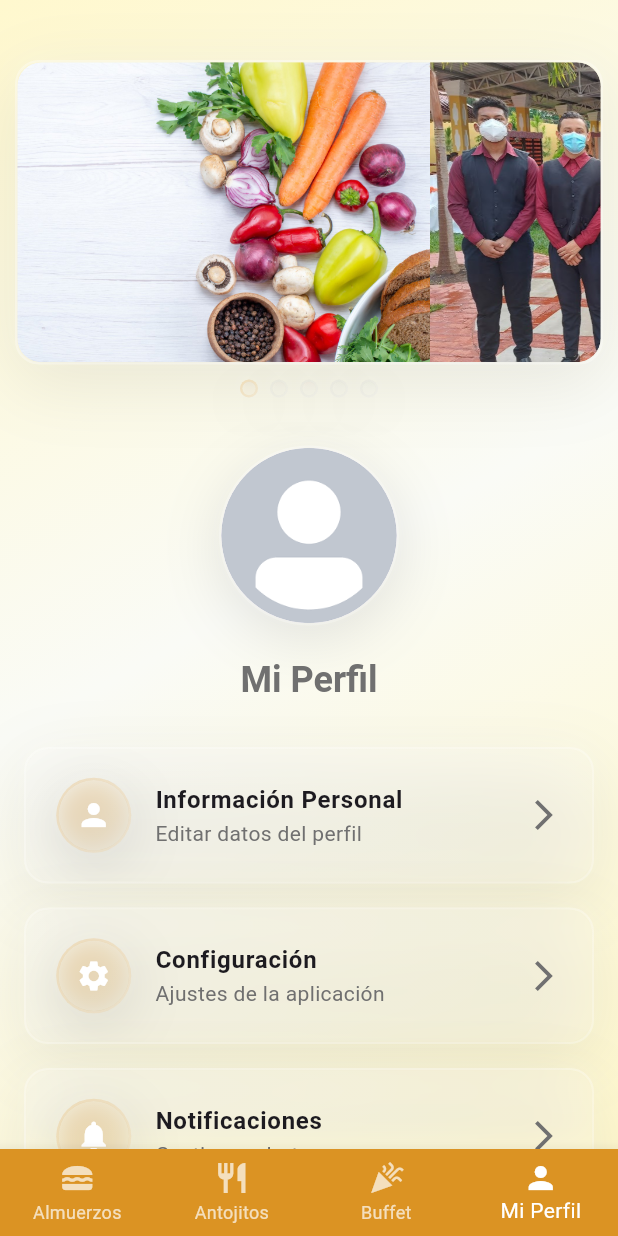
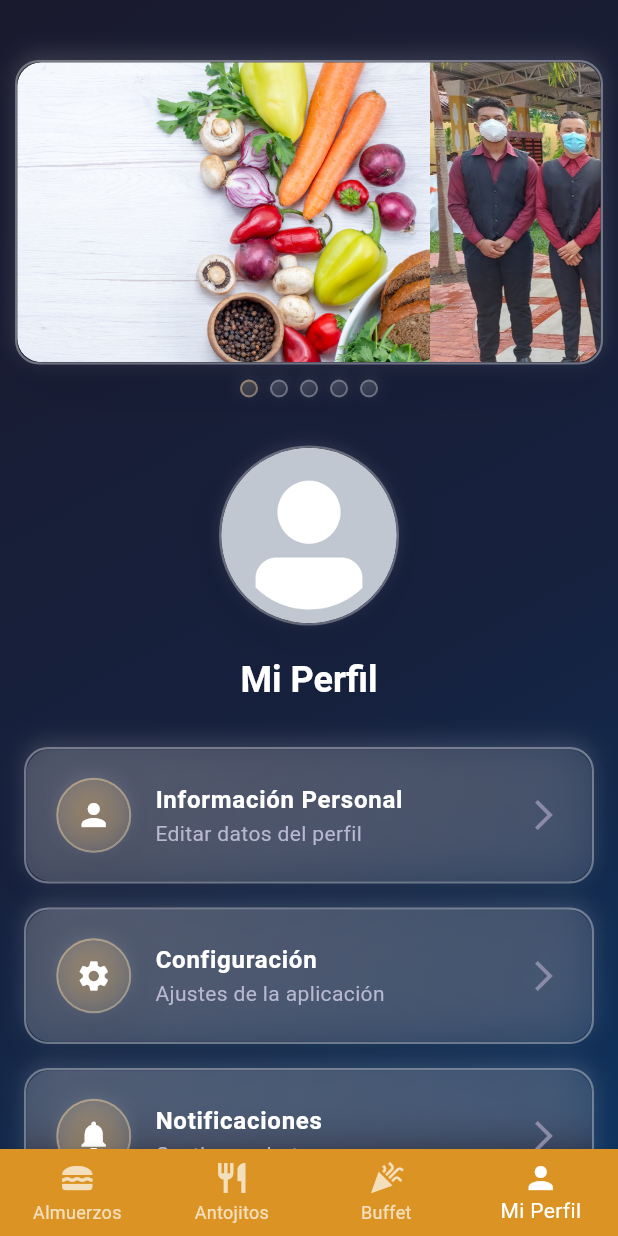
Before and after one commit to mrgomezsv/buffet_app_flutter, a Flutter app: the HomeScreen screen opened by its route, item 4 of the bottom bar chosen, on a phone screen of 412 x 824 dp. Run offline on Flutter 3.47's test engine with Material 3 defaults, Android fonts, the phone set to English and light mode, and no system bars; our stand-ins replace flutter_riverpod, go_router, shared_preferences; accounts and stored records are empty.

Commit message:
Optimizar paleta de colores para mejor contraste con glassmorphism
- Crear nueva paleta de colores con fondo oscuro para mejor contraste
- Actualizar colores de fondo: gradiente azul oscuro (#1a1a2e, #16213e, #0f3460)
- Agregar colores de superficie optimizados para glassmorphism
- Mejorar colores de texto: blanco primario, gris claro secundario
- Ajustar parámetros de glassmorphism: mayor blur y opacidad
- Incrementar visibilidad de bordes translúcidos
- Actualizar todos los elementos con nuevos colores de contraste
- Mantener colores naranjas originales para elementos principales
- Optimizar indicadores, botones y tarjetas para mejor visibilidad

```diff
--- a/lib/constants/app_colors.dart
+++ b/lib/constants/app_colors.dart
@@ -1,25 +1,61 @@
 import 'package:flutter/material.dart';
 
 class AppColors {
+  // Colores principales - optimizados para glassmorphism
   static const Color orange500 = Color(0xFFdb9323);
   static const Color orange700 = Color(0xFFa46500);
-  static const Color teal200 = Color(0xFF03DAC5);
-  static const Color teal700 = Color(0xFF018786);
+  static const Color orange300 = Color(0xFFf4a261);
+  static const Color orange100 = Color(0xFFfef3e2);
+
+  // Colores de fondo - gradiente más oscuro para mejor contraste
+  static const Color background = Color(0xFF1a1a2e);
+  static const Color background2 = Color(0xFF16213e);
+  static const Color background3 = Color(0xFF0f3460);
+
+  // Colores de superficie para glassmorphism
+  static const Color surface = Color(0xFF2d2d44);
+  static const Color surfaceLight = Color(0xFF3a3a5c);
+  static const Color surfaceDark = Color(0xFF1e1e3a);
+
+  // Colores de texto optimizados
+  static const Color textPrimary = Color(0xFFffffff);
+  static const Color textSecondary = Color(0xFFb8b8d1);
+  static const Color textTertiary = Color(0xFF8b8ba7);
+
+  // Colores de acento
+  static const Color accent = Color(0xFF4ecdc4);
+  static const Color accentDark = Color(0xFF2a9d8f);
+  static const Color accentLight = Color(0xFF7dd3fc);
+
+  // Colores de estado
+  static const Color success = Color(0xFF10b981);
+  static const Color warning = Color(0xFFf59e0b);
+  static const Color error = Color(0xFFef4444);
+  static const Color info = Color(0xFF3b82f6);
+
+  // Colores neutros
+  static const Color white = Color(0xFFFFFFFF);
   static const Color black = Color(0xFF000000);
-  static const Color white = Color(0xFFFFFFFF);
-  static const Color metal = Color(0xFFaeaeae);
-  static const Color gris = Color(0xFF707070);
-  static const Color gray100 = Color(0xFFf5f5f5);
-  static const Color azulFacebook = Color(0xFF536895);
-  static const Color verdeWhatsapp = Color(0xFF29AF5B);
-  static const Color background = Color(0xFFFFF8CE);
-  static const Color background2 = Color(0xFFFAFBF6);
-  static const Color underline = Color(0xFFaba7a7);
-  static const Color error = Color(0xFFDC3545);
+  static const Color gray100 = Color(0xFFf3f4f6);
+  static const Color gray200 = Color(0xFFe5e7eb);
+  static const Color gray300 = Color(0xFFd1d5db);
+  static const Color gray400 = Color(0xFF9ca3af);
+  static const Color gray500 = Color(0xFF6b7280);
+  static const Color gray600 = Color(0xFF4b5563);
+  static const Color gray700 = Color(0xFF374151);
+  static const Color gray800 = Color(0xFF1f2937);
+  static const Color gray900 = Color(0xFF111827);
 
-  // Text Colors
-  static const Color textPrimary = black;
-  static const Color textSecondary = gris;
+  // Colores de redes sociales
+  static const Color azulFacebook = Color(0xFF1877f2);
+  static const Color verdeWhatsapp = Color(0xFF25d366);
+
+  // Colores legacy para compatibilidad
+  static const Color teal200 = accent;
+  static const Color teal700 = accentDark;
+  static const Color metal = gray400;
+  static const Color gris = textSecondary;
+  static const Color underline = gray400;
 
   // Mantener compatibilidad con nombres anteriores
   static const Color purple500 = orange500;
--- a/lib/views/home/home_screen.dart
+++ b/lib/views/home/home_screen.dart
@@ -97,9 +97,9 @@ class _HomeScreenState extends State<HomeScreen> {
                 ),
                 child: GlassmorphismCard(
                   borderRadius: 16,
-                  backgroundColor: Colors.white,
+                  backgroundColor: AppColors.surface,
                   blur: 20,
-                  opacity: 0.1,
+                  opacity: 0.2,
                   child: ClipRRect(
                     borderRadius: BorderRadius.circular(16),
                     child: SizedBox(
@@ -142,9 +142,9 @@ class _HomeScreenState extends State<HomeScreen> {
                     backgroundColor:
                         _currentIndex == index
                             ? AppColors.orange500
-                            : AppColors.gris.withAlpha(77),
+                            : AppColors.textTertiary,
                     blur: 8,
-                    opacity: _currentIndex == index ? 0.3 : 0.1,
+                    opacity: _currentIndex == index ? 0.4 : 0.2,
                     child: Container(),
                   ),
                 ),
@@ -224,7 +224,7 @@ class LunchFragment extends StatelessWidget {
             'Almuerzos',
             style: Theme.of(context).textTheme.headlineMedium?.copyWith(
               fontFamily: 'Dancing Script',
-              color: AppColors.gris,
+              color: AppColors.textPrimary,
             ),
           ),
           const SizedBox(height: 20),
@@ -302,7 +302,7 @@ class SnackFragment extends StatelessWidget {
             'Antojitos',
             style: Theme.of(context).textTheme.headlineMedium?.copyWith(
               fontFamily: 'Dancing Script',
-              color: AppColors.gris,
+              color: AppColors.textPrimary,
             ),
           ),
           const SizedBox(height: 20),
@@ -345,7 +345,7 @@ class BuffetFragment extends StatelessWidget {
             'Nuestros Servicios',
             style: Theme.of(
               context,
-            ).textTheme.headlineMedium?.copyWith(color: AppColors.orange700),
+            ).textTheme.headlineMedium?.copyWith(color: AppColors.textPrimary),
           ),
           const SizedBox(height: 20),
           Expanded(
@@ -389,18 +389,18 @@ class BuffetFragment extends StatelessWidget {
   ) {
     return GlassmorphismCard(
       borderRadius: 20,
-      backgroundColor: Colors.white,
-      blur: 15,
-      opacity: 0.12,
+      backgroundColor: AppColors.surface,
+      blur: 20,
+      opacity: 0.25,
       child: Padding(
         padding: const EdgeInsets.all(20),
         child: Column(
           children: [
             GlassmorphismContainer(
               borderRadius: 16,
-              backgroundColor: Colors.white,
-              blur: 10,
-              opacity: 0.08,
+              backgroundColor: AppColors.surfaceLight,
+              blur: 12,
+              opacity: 0.15,
               child: ClipRRect(
                 borderRadius: BorderRadius.circular(16),
                 child: Image.asset(
@@ -417,13 +417,16 @@ class BuffetFragment extends StatelessWidget {
               style: const TextStyle(
                 fontSize: 22,
                 fontWeight: FontWeight.bold,
-                color: AppColors.black,
+                color: AppColors.textPrimary,
               ),
             ),
             const SizedBox(height: 12),
             Text(
               description,
-              style: const TextStyle(fontSize: 16, color: AppColors.gris),
+              style: const TextStyle(
+                fontSize: 16,
+                color: AppColors.textSecondary,
+              ),
               textAlign: TextAlign.center,
             ),
             const SizedBox(height: 20),
@@ -431,8 +434,8 @@ class BuffetFragment extends StatelessWidget {
               borderRadius: 12,
               backgroundColor: AppColors.orange500,
               padding: const EdgeInsets.symmetric(horizontal: 28, vertical: 14),
-              blur: 12,
-              opacity: 0.25,
+              blur: 15,
+              opacity: 0.3,
               onPressed: () {},
               child: Text(
                 buttonText,
@@ -464,9 +467,9 @@ class ProfileFragment extends StatelessWidget {
             borderRadius: 60,
             width: 120,
             height: 120,
-            backgroundColor: Colors.white,
-            blur: 15,
-            opacity: 0.1,
+            backgroundColor: AppColors.surface,
+            blur: 20,
+            opacity: 0.2,
             child: CircleAvatar(
               radius: 60,
               backgroundImage: const AssetImage(
@@ -479,7 +482,7 @@ class ProfileFragment extends StatelessWidget {
             'Mi Perfil',
             style: Theme.of(
               context,
-            ).textTheme.headlineMedium?.copyWith(color: AppColors.gris),
+            ).textTheme.headlineMedium?.copyWith(color: AppColors.textPrimary),
           ),
           const SizedBox(height: 30),
           _buildProfileOption(
@@ -513,8 +516,8 @@ class ProfileFragment extends StatelessWidget {
               borderRadius: 16,
               backgroundColor: AppColors.error,
               padding: const EdgeInsets.symmetric(vertical: 16),
-              blur: 12,
-              opacity: 0.25,
+              blur: 15,
+              opacity: 0.3,
               onPressed: () {
                 context.go('/login');
               },
@@ -543,9 +546,9 @@ class ProfileFragment extends StatelessWidget {
     return GlassmorphismCard(
       margin: const EdgeInsets.only(bottom: 16),
       borderRadius: 16,
-      backgroundColor: Colors.white,
-      blur: 12,
-      opacity: 0.1,
+      backgroundColor: AppColors.surface,
+      blur: 15,
+      opacity: 0.2,
       onTap: onTap,
       child: ListTile(
         contentPadding: const EdgeInsets.symmetric(horizontal: 20, vertical: 8),
@@ -554,19 +557,26 @@ class ProfileFragment extends StatelessWidget {
           backgroundColor: AppColors.orange500,
           width: 50,
           height: 50,
-          blur: 8,
-          opacity: 0.3,
+          blur: 10,
+          opacity: 0.4,
           child: Icon(icon, color: AppColors.white, size: 24),
         ),
         title: Text(
           title,
-          style: const TextStyle(fontWeight: FontWeight.w600, fontSize: 16),
+          style: const TextStyle(
+            fontWeight: FontWeight.w600,
+            fontSize: 16,
+            color: AppColors.textPrimary,
+          ),
         ),
         subtitle: Text(
           subtitle,
-          style: const TextStyle(color: AppColors.gris, fontSize: 14),
+          style: const TextStyle(color: AppColors.textSecondary, fontSize: 14),
         ),
-        trailing: const Icon(Icons.arrow_forward_ios, color: AppColors.gris),
+        trailing: const Icon(
+          Icons.arrow_forward_ios,
+          color: AppColors.textTertiary,
+        ),
       ),
     );
   }
--- a/lib/widgets/glassmorphism_container.dart
+++ b/lib/widgets/glassmorphism_container.dart
@@ -24,8 +24,8 @@ class GlassmorphismContainer extends StatelessWidget {
     this.width,
     this.height,
     this.backgroundColor,
-    this.blur = 10.0,
-    this.opacity = 0.1,
+    this.blur = 15.0,
+    this.opacity = 0.15,
     this.onTap,
     this.hasBorder = true,
   });
@@ -52,7 +52,7 @@ class GlassmorphismContainer extends StatelessWidget {
           ),
           border:
               hasBorder
-                  ? Border.all(color: Colors.white.withOpacity(0.2), width: 1.5)
+                  ? Border.all(color: Colors.white.withOpacity(0.3), width: 1.5)
                   : null,
           boxShadow: [
             BoxShadow(
@@ -117,8 +117,8 @@ class GlassmorphismCard extends StatelessWidget {
     this.width,
     this.height,
     this.backgroundColor,
-    this.blur = 15.0,
-    this.opacity = 0.15,
+    this.blur = 20.0,
+    this.opacity = 0.2,
     this.onTap,
     this.hasBorder = true,
   });
@@ -146,7 +146,7 @@ class GlassmorphismCard extends StatelessWidget {
           border:
               hasBorder
                   ? Border.all(
-                    color: Colors.white.withOpacity(0.25),
+                    color: Colors.white.withOpacity(0.35),
                     width: 1.5,
                   )
                   : null,
@@ -212,8 +212,8 @@ class GlassmorphismButton extends StatefulWidget {
     this.width,
     this.height,
     this.backgroundColor,
-    this.blur = 12.0,
-    this.opacity = 0.2,
+    this.blur = 15.0,
+    this.opacity = 0.25,
     this.onPressed,
   });
 
@@ -279,7 +279,7 @@ class _GlassmorphismButtonState extends State<GlassmorphismButton>
                   ],
                 ),
                 border: Border.all(
-                  color: Colors.white.withOpacity(0.3),
+                  color: Colors.white.withOpacity(0.4),
                   width: 1.5,
                 ),
                 boxShadow: [
@@ -345,9 +345,9 @@ class GlassmorphismBackground extends StatelessWidget {
           colors: [
             AppColors.background,
             AppColors.background2,
-            AppColors.background.withOpacity(0.8),
+            AppColors.background3,
           ],
-          stops: const [0.0, 0.5, 1.0],
+          stops: const [0.0, 0.6, 1.0],
         ),
       ),
       child: child,
```
Also changed, not shown: lib/widgets/menu_card_widget.dart (+12 -12 lines).
